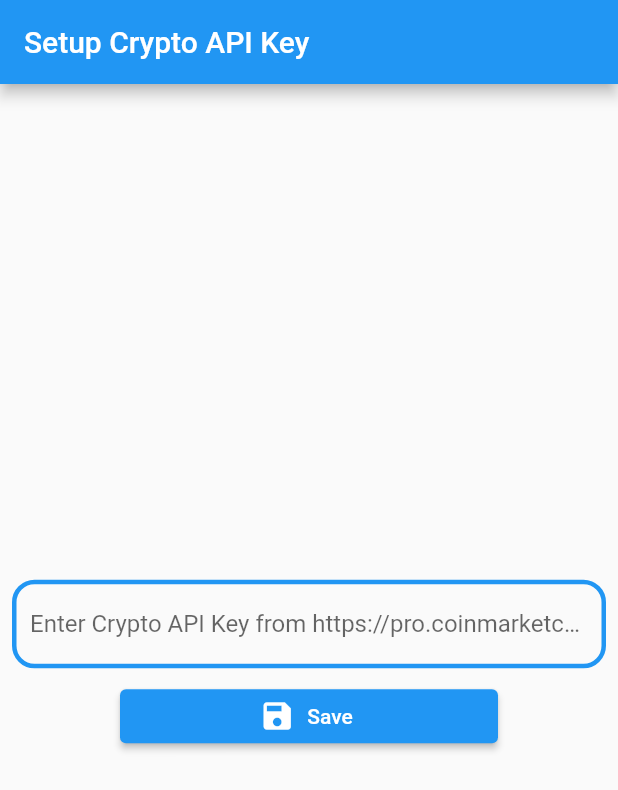
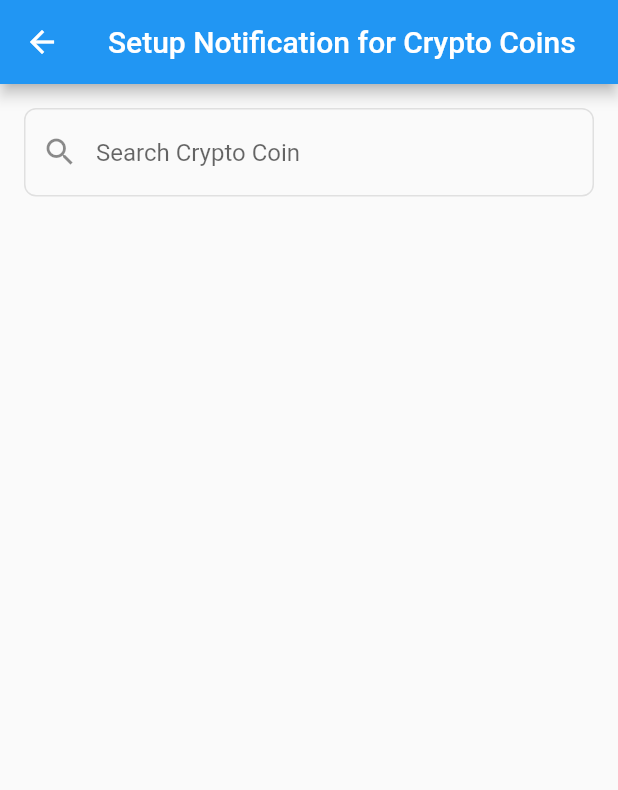
Before and after one commit to ashish051321/my_notif_app, a Flutter app: the screen it shows after launch, after a tap on "Save", on a phone screen of 412 x 824 dp. Shown: the top 790 px of the screen. Run offline on Flutter 3.47's test engine with Material 2 defaults, Android fonts, the phone set to English and light mode, and no system bars; our stand-ins replace awesome_notifications, shared_preferences.

Commit message:
Used GlobalKey, ListView, ListViewBuilder etc in Flutter to progress to CryptoListing page

```diff
--- a/lib/api_key_input_page.dart
+++ b/lib/api_key_input_page.dart
@@ -1,9 +1,17 @@
 import 'package:flutter/material.dart';
+import 'package:my_notif_app/local_storage_service.dart';
+import 'package:shared_preferences/shared_preferences.dart';
 
-class   ApiKeyInputPage extends StatelessWidget {
+import 'cryptoSearchAndNotificationSettings.dart';
+
+class ApiKeyInputPage extends StatelessWidget {
+  TextEditingController cryptoKeyFieldController = new TextEditingController();
+   SharedPreferences sharedPrefs;
+  ApiKeyInputPage(this.sharedPrefs, {Key? key}) : super(key: key);
+
   @override
   Widget build(BuildContext context) {
-    return  Scaffold(
+    return Scaffold(
       appBar: AppBar(
         title: Text('Setup Crypto API Key'),
       ),
@@ -15,8 +23,9 @@ class   ApiKeyInputPage extends StatelessWidget {
             Padding(
               padding: const EdgeInsets.all(8.0),
               child: TextField(
+                controller: cryptoKeyFieldController,
                 decoration: InputDecoration(
-                  hintText: 'Enter Crypto API Key from https://pro.coinmarketcap.com',
+                    hintText: 'Enter Crypto API Key from https://pro.coinmarketcap.com',
                     enabledBorder: OutlineInputBorder(
                       borderSide: BorderSide(width: 3, color: Colors.blue),
                       borderRadius: BorderRadius.circular(15),
@@ -26,17 +35,21 @@ class   ApiKeyInputPage extends StatelessWidget {
                       borderRadius: BorderRadius.circular(15),
                     )),
               ),
-              ),
+            ),
             Padding(
               padding: const EdgeInsets.symmetric(horizontal: 80.0),
               child: ElevatedButton.icon(
-                  onPressed: (){},
+                  onPressed: () {
+                    storeCryptoKey(sharedPrefs, cryptoKeyFieldController.text).then((value) => {
+                    Navigator.of(context).push(MaterialPageRoute(builder: (context) => CryptoSearchAndNotificationSettings()))
+                    });
+                  },
                   icon: Icon(Icons.save),
                   label: Text('Save')),
             ),
           ],
         ),
       ),
-    );;
+    );
   }
 }
--- /dev/null
+++ b/lib/cryptoSearchAndNotificationSettings.dart
@@ -0,0 +1,140 @@
+import 'package:flutter/material.dart';
+import 'package:flutter/services.dart';
+
+// import 'package:shared_preferences/shared_preferences.dart';
+// import 'package:autocomplete_textfield/autocomplete_textfield.dart';
+
+import 'crypto_backend.dart';
+// import 'local_storage_service.dart';
+
+class CryptoSearchAndNotificationSettings extends StatefulWidget {
+  const CryptoSearchAndNotificationSettings({Key? key}) : super(key: key);
+
+  @override
+  _CryptoSearchAndNotificationSettingsState createState() =>
+      _CryptoSearchAndNotificationSettingsState();
+}
+
+class CryptoInfo {
+  String name, symbol;
+
+  CryptoInfo(this.name, this.symbol);
+}
+
+class _CryptoSearchAndNotificationSettingsState
+    extends State<CryptoSearchAndNotificationSettings> {
+  final GlobalKey<_SubscribedCoinsListState> _cryptoListingWidgetKey =
+      GlobalKey<_SubscribedCoinsListState>();
+  bool isLoading = false;
+  List<CryptoInfo> data = [
+    CryptoInfo("Harmony", "ONE"),
+    CryptoInfo("Cardano", "ADA"),
+    CryptoInfo("Bitcoin", "BTC"),
+    CryptoInfo("Pancake Swap", "CAKE"),
+    CryptoInfo("Etherium", "ETH")
+  ];
+
+  @override
+  Widget build(BuildContext context) {
+    return Scaffold(
+      appBar: AppBar(
+        title: const Text('Setup Notification for Crypto Coins'),
+      ),
+      body: isLoading
+          ? const Center(child: CircularProgressIndicator())
+          : Padding(
+              padding: const EdgeInsets.all(16.0),
+              child: Column(
+                children: [
+                  Autocomplete(
+                    optionsBuilder: (TextEditingValue searchStringVal) {
+                      if (searchStringVal.text.isEmpty) {
+                        return const Iterable<String>.empty();
+                      } else {
+                        return data
+                            .where((CryptoInfo item) => item.name
+                                .toLowerCase()
+                                .contains(searchStringVal.text.toLowerCase()))
+                            .map((e) => '${e.name} -- ${e.symbol}');
+                      }
+                    },
+                    fieldViewBuilder: (context, textEditingController,
+                        focusNode, onFieldSubmitted) {
+                      return TextField(
+                        controller: textEditingController,
+                        focusNode: focusNode,
+                        onEditingComplete: onFieldSubmitted,
+                        decoration: InputDecoration(
+                          border: OutlineInputBorder(
+                              borderRadius: BorderRadius.circular(8),
+                              borderSide: BorderSide(color: Colors.grey[300]!)),
+                          focusedBorder: OutlineInputBorder(
+                              borderRadius: BorderRadius.circular(8),
+                              borderSide: BorderSide(color: Colors.grey[300]!)),
+                          enabledBorder: OutlineInputBorder(
+                              borderRadius: BorderRadius.circular(8),
+                              borderSide: BorderSide(color: Colors.grey[300]!)),
+                          hintText: "Search Crypto Coin",
+                          prefixIcon: Icon(Icons.search),
+                        ),
+                      );
+                    },
+                    onSelected: (option) {
+                      print('----');
+                      print(option);
+                      _cryptoListingWidgetKey.currentState?.setState(() {
+                        _cryptoListingWidgetKey
+                            .currentState?.listOfSubscribedCoins
+                            .add(option.toString());
+                      });
+                    },
+                  ),
+                  SubscribedCoinsList(key: _cryptoListingWidgetKey),
+                ],
+              ),
+            ),
+    );
+  }
+
+  getAllCoinInfo() async {
+    dynamic allCoins = await fetchAllCoins();
+    return allCoins;
+  }
+}
+
+class SubscribedCoinsList extends StatefulWidget {
+  const SubscribedCoinsList({Key? key}) : super(key: key);
+
+  @override
+  _SubscribedCoinsListState createState() => _SubscribedCoinsListState();
+}
+
+class _SubscribedCoinsListState extends State<SubscribedCoinsList> {
+  List<String> listOfSubscribedCoins = [];
+
+  @override
+  Widget build(BuildContext context) {
+    return ListView.builder(
+        shrinkWrap: true,
+        itemCount: listOfSubscribedCoins.length,
+        itemBuilder: (BuildContext context, int index) {
+          return ListTile(
+              trailing: IconButton(
+                icon: Icon(Icons.close),
+                onPressed: () {
+                  print('you pressed  ${listOfSubscribedCoins[index]} close icon');
+                  setState(() {
+                    listOfSubscribedCoins.removeAt(index);
+                  });
+                },
+              ),
+              title: Text("${listOfSubscribedCoins[index]}"));
+        });
+    // return ListView(
+    //     shrinkWrap: true,
+    //     padding: EdgeInsets.all(8),
+    //     // ignore: prefer_const_literals_to_create_immutables
+    //     children:
+    // );
+  }
+}
--- a/lib/local_storage_service.dart
+++ b/lib/local_storage_service.dart
@@ -1,19 +1,22 @@
 import 'package:shared_preferences/shared_preferences.dart';
 import 'package:my_notif_app/main.dart';
+
 String COINMARKETCAP_API_KEY_LABEL = 'COINMARKETCAP_API_KEY';
 
-  bool checkForCryptoAPIKeyInLocalStorage(SharedPreferences sharedPrefs){
+bool checkForCryptoAPIKeyInLocalStorage(SharedPreferences sharedPrefs) {
   // final sharedPrefs = SharedPrefs._sharedPrefs;
-  if(sharedPrefs.getString(COINMARKETCAP_API_KEY_LABEL) != null){
+  if (sharedPrefs.getString(COINMARKETCAP_API_KEY_LABEL) != null) {
     return true;
   }
   return false;
 }
 
-
+Future<void> storeCryptoKey(SharedPreferences sharedPrefs, String cryptoKey) async {
+  await sharedPrefs.setString(COINMARKETCAP_API_KEY_LABEL, cryptoKey);
+}
 
 // utils/shared_prefs.dart
-  Future<SharedPreferences> initSharedPreferences() async {
-    SharedPreferences _sharedPrefs = await SharedPreferences.getInstance();
-    return _sharedPrefs;
-  }
+Future<SharedPreferences> initSharedPreferences() async {
+  SharedPreferences _sharedPrefs = await SharedPreferences.getInstance();
+  return _sharedPrefs;
+}
--- a/lib/main.dart
+++ b/lib/main.dart
@@ -5,13 +5,14 @@ import 'package:awesome_notifications/awesome_notifications.dart';
 import 'package:http/http.dart' as http;
 import 'package:my_notif_app/api_key_input_page.dart';
 import 'package:shared_preferences/shared_preferences.dart';
+import 'cryptoSearchAndNotificationSettings.dart';
 import 'local_storage_service.dart';
 
 void main() async {
   // bool isCryptoApiKeyAvailable = await checkForCryptoAPIKeyInLocalStorage();
   // print('is crypto api key available : ${isCryptoApiKeyAvailable}');
   WidgetsFlutterBinding.ensureInitialized();
- SharedPreferences sharedPrefs =  await initSharedPreferences();
+  SharedPreferences sharedPrefs = await initSharedPreferences();
 
   bool isAPIKeyPresent = checkForCryptoAPIKeyInLocalStorage(sharedPrefs);
   AwesomeNotifications().initialize(
@@ -35,15 +36,16 @@ void main() async {
       AwesomeNotifications().requestPermissionToSendNotifications();
     }
   });
-  runApp(MyApp(isAPIKeyPresent));
+  runApp(MyApp(isAPIKeyPresent, sharedPrefs));
 
-  // Check
 }
 
 class MyApp extends StatelessWidget {
-  MyApp(this.isAPIKeyPresent);
+  MyApp(this.isAPIKeyPresent, this.sharedPrefs, {Key? key}) : super(key: key);
 
   final bool isAPIKeyPresent;
+  SharedPreferences sharedPrefs;
+
   // This widget is the root of your application.
   @override
   Widget build(BuildContext context) {
@@ -54,8 +56,8 @@ class MyApp extends StatelessWidget {
         visualDensity: VisualDensity.adaptivePlatformDensity,
       ),
       home: isAPIKeyPresent
-          ? MyHomePage(title: 'Flutter Demo Home Page')
-          : ApiKeyInputPage(),
+          ? CryptoSearchAndNotificationSettings()
+          : ApiKeyInputPage(sharedPrefs),
     );
   }
 }
--- a/pubspec.yaml
+++ b/pubspec.yaml
@@ -29,6 +29,7 @@ environment:
 dependencies:
   shared_preferences: 2.0.11
   awesome_notifications: any
+  autocomplete_textfield: 1.7.3
   http: any
   flutter:
     sdk: flutter
```
Also changed, not shown: lib/crypto_backend.dart (+27 -5 lines), pubspec.lock, 1 other file.
